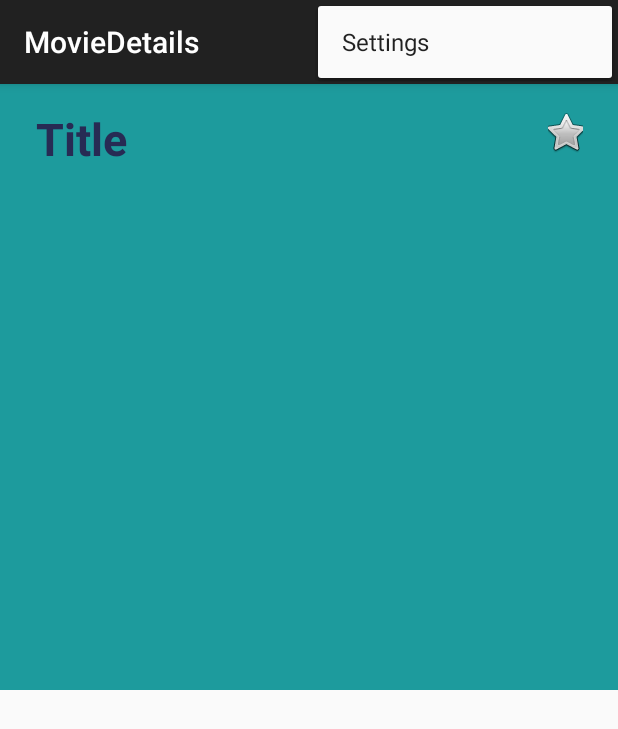
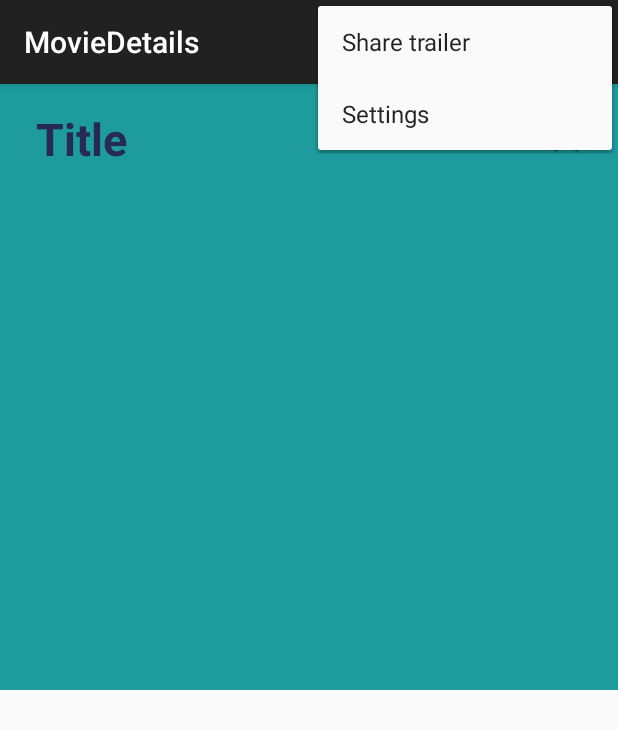
Before and after one commit to tser91/Popular_Movies_1, an Android app: the MovieDetails screen opened directly, with no data from a screen before it, with the options menu open, on a phone screen of 412 x 824 dp. Shown: the top 729 px of the screen. Run offline under Robolectric (Android 15) with nearby library versions, the phone set to English and light mode, and no system bars; our stand-ins replace Picasso; libraries missing offline, so code that uses them is left out: hugo.weaving; pictures from the network do not load; 15 statements that could not run were skipped.

Commit message:
Add sharing functionality

```diff
--- a/app/src/main/res/menu/menu_movie_details.xml
+++ b/app/src/main/res/menu/menu_movie_details.xml
@@ -7,4 +7,8 @@
         android:orderInCategory="100"
         android:title="@string/action_settings"
         app:showAsAction="never" />
+    <item
+        android:id="@+id/share"
+        android:title="Share trailer">
+    </item>
 </menu>
```
Also changed, not shown: app/src/main/java/com/sergiosaborio/popularmovies/MovieDetails.java (+18 -1 lines).
